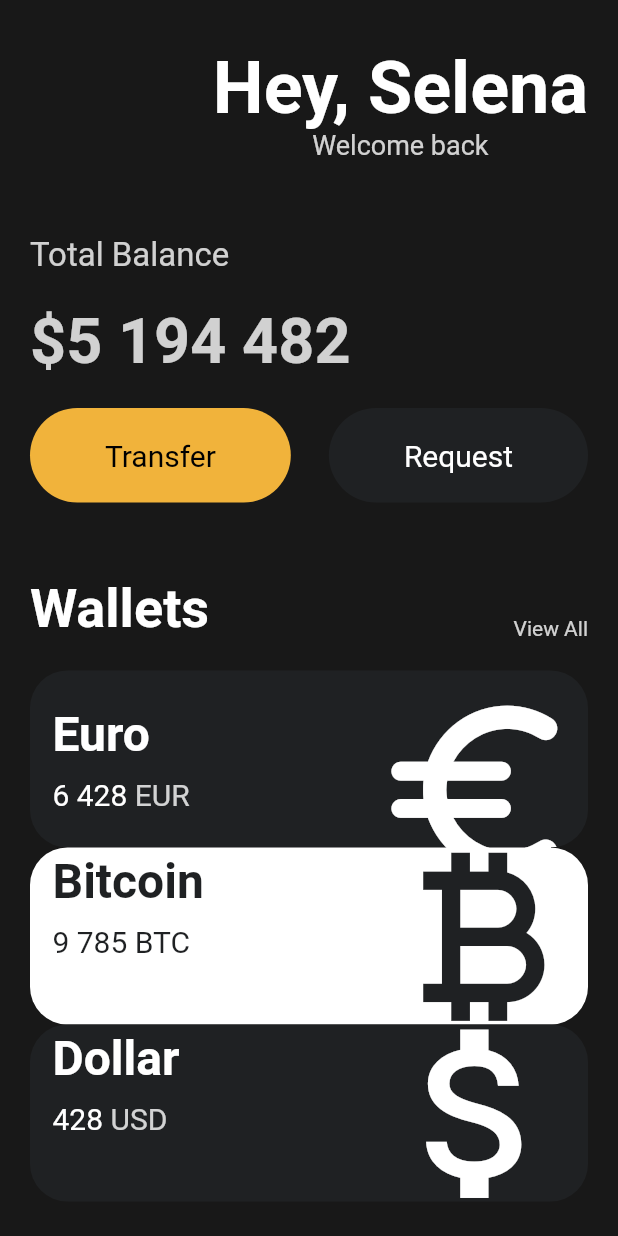
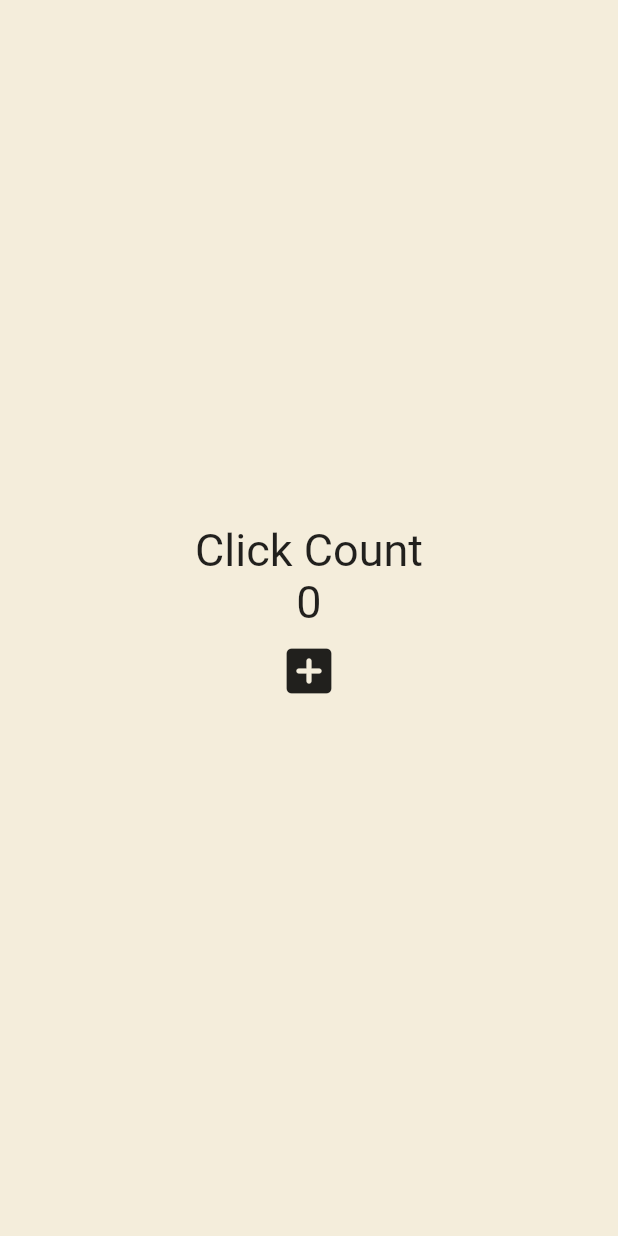
Before and after one commit to gonnabea/flutter-mini, a Flutter app: the screen it shows after launch, on a phone screen of 412 x 824 dp. Run offline on Flutter 3.47's test engine with Material 2 defaults, Android fonts, the phone set to English and light mode, and no system bars.

Commit message:
[ADD] #4.0 State

```diff
--- a/lib/main.dart
+++ b/lib/main.dart
@@ -1,141 +1,183 @@
+// import 'package:flutter/material.dart';
+// import 'package:toonflix/widgets/Button.dart';
+// import 'package:toonflix/widgets/currency_card.dart';
+
+// class Player {
+//   String? name;
+
+//   Player({required this.name});
+// }
+
+// void main() {
+//   var jiwon = Player(name: "jiwon");
+//   print(jiwon);
+//   runApp(App());
+// }
+
+// class App extends StatelessWidget {
+//   @override // StatelessWidget 클래스에 있는 build 메소드를 덮어씌우기
+//   Widget build(BuildContext context) {
+//     return MaterialApp(
+//       home: Scaffold(
+//         backgroundColor: const Color(0xFF181818),
+//         body: SingleChildScrollView(
+//           child: Padding(
+//             padding: const EdgeInsets.symmetric(horizontal: 20),
+//             child: Column(
+//               crossAxisAlignment: CrossAxisAlignment.start,
+//               children: [
+//                 const SizedBox(
+//                   height: 30,
+//                 ),
+//                 Row(
+//                   mainAxisAlignment: MainAxisAlignment.end,
+//                   children: [
+//                     Column(
+//                       children: const [
+//                         Text('Hey, Selena',
+//                             style: TextStyle(
+//                                 color: Colors.white,
+//                                 fontSize: 48,
+//                                 fontWeight: FontWeight.w700)),
+//                         Text('Welcome back',
+//                             style: TextStyle(
+//                                 color: Color.fromRGBO(255, 255, 255, 0.8),
+//                                 fontSize: 18)),
+//                       ],
+//                     )
+//                   ],
+//                 ),
+//                 const SizedBox(
+//                   height: 50,
+//                 ),
+//                 Container(
+//                   child: Text('Total Balance',
+//                       style: TextStyle(
+//                         fontSize: 22,
+//                         color: Colors.white.withOpacity(0.8),
+//                       )),
+//                 ),
+//                 const SizedBox(
+//                   height: 20,
+//                 ),
+//                 Text('\$5 194 482',
+//                     style: TextStyle(
+//                       fontSize: 42,
+//                       fontWeight: FontWeight.w600,
+//                       color: Colors.white.withOpacity(0.8),
+//                     )),
+//                 const SizedBox(
+//                   height: 20,
+//                 ),
+//                 Row(
+//                   mainAxisAlignment: MainAxisAlignment.spaceBetween,
+//                   children: const [
+//                     Button(
+//                         text: 'Transfer',
+//                         bgColor: Color(0xFFF1B33B),
+//                         textColor: Colors.black),
+//                     Button(
+//                         text: 'Request',
+//                         bgColor: Color(0xFF1F2123),
+//                         textColor: Colors.white)
+//                   ],
+//                 ),
+//                 const SizedBox(
+//                   height: 50,
+//                 ),
+//                 Row(
+//                   crossAxisAlignment: CrossAxisAlignment.end,
+//                   mainAxisAlignment: MainAxisAlignment.spaceBetween,
+//                   children: [
+//                     const Text(
+//                       'Wallets',
+//                       style: TextStyle(
+//                           color: Colors.white,
+//                           fontSize: 36,
+//                           fontWeight: FontWeight.w600),
+//                     ),
+//                     Text(
+//                       'View All',
+//                       style: TextStyle(
+//                         color: Colors.white.withOpacity(0.8),
+//                       ),
+//                     ),
+//                   ],
+//                 ),
+//                 const SizedBox(
+//                   height: 20,
+//                 ),
+//                 const CurrencyCard(
+//                   name: 'Euro',
+//                   code: 'EUR',
+//                   amount: '6 428',
+//                   icon: Icons.euro_rounded,
+//                   isInverted: false,
+//                   offset: [0, 0],
+//                 ),
+//                 const CurrencyCard(
+//                   name: 'Bitcoin',
+//                   code: 'BTC',
+//                   amount: '9 785',
+//                   icon: Icons.currency_bitcoin,
+//                   isInverted: true,
+//                   offset: [0, -20],
+//                 ),
+//                 const CurrencyCard(
+//                   name: 'Dollar',
+//                   code: 'USD',
+//                   amount: '428',
+//                   icon: Icons.attach_money_outlined,
+//                   isInverted: false,
+//                   offset: [0, -20],
+//                 ),
+//               ],
+//             ),
+//           ),
+//         ),
+//       ),
+//     );
+//   }
+// }
+
 import 'package:flutter/material.dart';
-import 'package:toonflix/widgets/Button.dart';
-import 'package:toonflix/widgets/currency_card.dart';
 
-class Player {
-  String? name;
-
-  Player({required this.name});
+void main() {
+  runApp(const MyWidget());
 }
 
-void main() {
-  var jiwon = Player(name: "jiwon");
-  print(jiwon);
-  runApp(App());
+class MyWidget extends StatefulWidget {
+  const MyWidget({super.key});
+
+  @override
+  State<MyWidget> createState() => _MyWidgetState();
 }
 
-class App extends StatelessWidget {
-  @override // StatelessWidget 클래스에 있는 build 메소드를 덮어씌우기
+class _MyWidgetState extends State<MyWidget> {
+  int counter = 0;
+
+  void onClicked() {
+    counter = counter + 1;
+  }
+
+  @override
   Widget build(BuildContext context) {
     return MaterialApp(
-      home: Scaffold(
-        backgroundColor: const Color(0xFF181818),
-        body: SingleChildScrollView(
-          child: Padding(
-            padding: const EdgeInsets.symmetric(horizontal: 20),
-            child: Column(
-              crossAxisAlignment: CrossAxisAlignment.start,
-              children: [
-                const SizedBox(
-                  height: 30,
-                ),
-                Row(
-                  mainAxisAlignment: MainAxisAlignment.end,
+        home: Scaffold(
+            backgroundColor: const Color(0xFFF4EDDB),
+            body: Center(
+              child: Column(
+                  mainAxisAlignment: MainAxisAlignment.center,
                   children: [
-                    Column(
-                      children: const [
-                        Text('Hey, Selena',
-                            style: TextStyle(
-                                color: Colors.white,
-                                fontSize: 48,
-                                fontWeight: FontWeight.w700)),
-                        Text('Welcome back',
-                            style: TextStyle(
-                                color: Color.fromRGBO(255, 255, 255, 0.8),
-                                fontSize: 18)),
-                      ],
-                    )
-                  ],
-                ),
-                const SizedBox(
-                  height: 50,
-                ),
-                Container(
-                  child: Text('Total Balance',
-                      style: TextStyle(
-                        fontSize: 22,
-                        color: Colors.white.withOpacity(0.8),
-                      )),
-                ),
-                const SizedBox(
-                  height: 20,
-                ),
-                Text('\$5 194 482',
-                    style: TextStyle(
-                      fontSize: 42,
-                      fontWeight: FontWeight.w600,
-                      color: Colors.white.withOpacity(0.8),
-                    )),
-                const SizedBox(
-                  height: 20,
-                ),
-                Row(
-                  mainAxisAlignment: MainAxisAlignment.spaceBetween,
-                  children: const [
-                    Button(
-                        text: 'Transfer',
-                        bgColor: Color(0xFFF1B33B),
-                        textColor: Colors.black),
-                    Button(
-                        text: 'Request',
-                        bgColor: Color(0xFF1F2123),
-                        textColor: Colors.white)
-                  ],
-                ),
-                const SizedBox(
-                  height: 50,
-                ),
-                Row(
-                  crossAxisAlignment: CrossAxisAlignment.end,
-                  mainAxisAlignment: MainAxisAlignment.spaceBetween,
-                  children: [
-                    const Text(
-                      'Wallets',
-                      style: TextStyle(
-                          color: Colors.white,
-                          fontSize: 36,
-                          fontWeight: FontWeight.w600),
-                    ),
-                    Text(
-                      'View All',
-                      style: TextStyle(
-                        color: Colors.white.withOpacity(0.8),
-                      ),
-                    ),
-                  ],
-                ),
-                const SizedBox(
-                  height: 20,
-                ),
-                const CurrencyCard(
-                  name: 'Euro',
-                  code: 'EUR',
-                  amount: '6 428',
-                  icon: Icons.euro_rounded,
-                  isInverted: false,
-                  offset: [0, 0],
-                ),
-                const CurrencyCard(
-                  name: 'Bitcoin',
-                  code: 'BTC',
-                  amount: '9 785',
-                  icon: Icons.currency_bitcoin,
-                  isInverted: true,
-                  offset: [0, -20],
-                ),
-                const CurrencyCard(
-                  name: 'Dollar',
-                  code: 'USD',
-                  amount: '428',
-                  icon: Icons.attach_money_outlined,
-                  isInverted: false,
-                  offset: [0, -20],
-                ),
-              ],
-            ),
-          ),
-        ),
-      ),
-    );
+                    const Text('Click Count', style: TextStyle(fontSize: 30)),
+                    Text('$counter', style: const TextStyle(fontSize: 30)),
+                    IconButton(
+                        iconSize: 40,
+                        onPressed: onClicked,
+                        icon: const Icon(
+                          Icons.add_box_rounded,
+                        ))
+                  ]),
+            )));
   }
 }
--- /dev/null
+++ b/lib/stateful_widget.dart
@@ -0,0 +1,27 @@
+import 'package:flutter/material.dart';
+
+void main() {
+  runApp(const MyWidget());
+}
+
+class MyWidget extends StatefulWidget {
+  const MyWidget({super.key});
+
+  @override
+  State<MyWidget> createState() => _MyWidgetState();
+}
+
+class _MyWidgetState extends State<MyWidget> {
+  int counter = 0;
+
+  @override
+  Widget build(BuildContext context) {
+    return MaterialApp(
+        home: Scaffold(
+            backgroundColor: const Color(0xFFF4EDDB),
+            body: Center(
+              child: Column(
+                  children: [const Text('Click Count'), Text('$counter')]),
+            )));
+  }
+}
```
Also changed, not shown: 1 other file.
